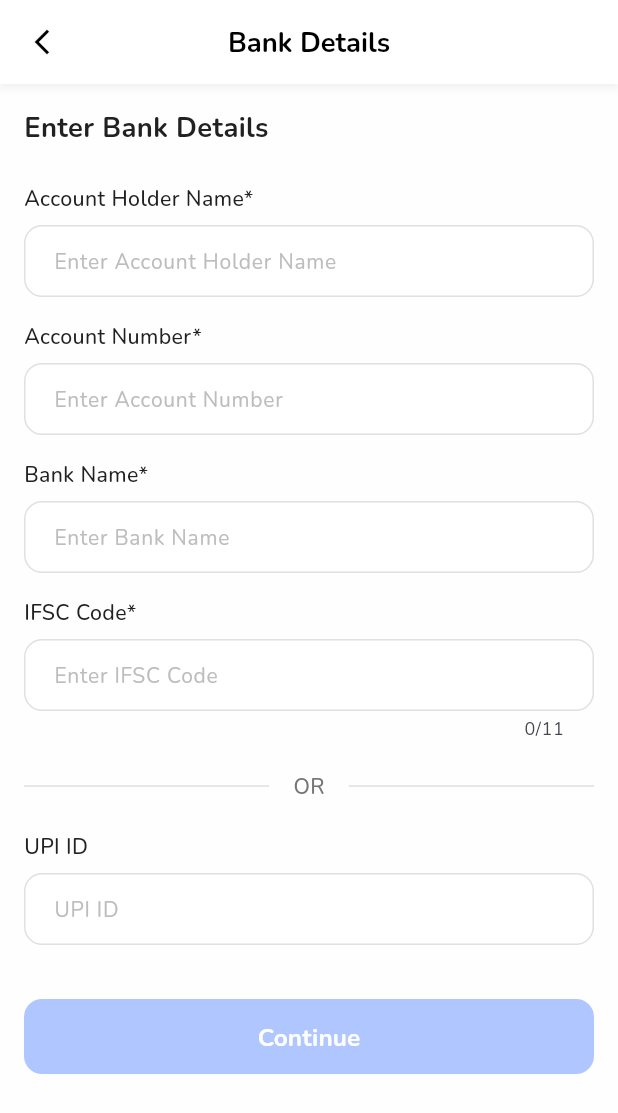
After one commit to sanashajiya/little_hearts, a Flutter app: the BankDetailsScreen screen opened by its route, on a phone screen of 412 x 824 dp. The commit adds this screen. Shown: the top 1113 px of the screen. Run offline on Flutter 3.47's test engine with Material 3 defaults, Android fonts, the phone set to English and light mode, and no system bars; our stand-ins replace dartz, dio, equatable, flutter_bloc, get_it, go_router and 2 more; accounts and stored records are empty.

Commit message:
add bank details screen UI

```diff
--- a/lib/core/router/app_router.dart
+++ b/lib/core/router/app_router.dart
@@ -20,6 +20,8 @@ import '../../features/male/recents/presentation/screens/recharge_screen.dart';
 import '../../features/female/explore/presentation/screens/female_explore_screen.dart';
 import '../../features/female/go_online/presentation/screens/go_online_screen.dart';
 import '../../features/female/credits/presentation/screens/credits_screen.dart';
+import '../../features/female/credits/presentation/screens/pan_verification_screen.dart';
+import '../../features/female/credits/presentation/screens/bank_details_screen.dart';
 
 
 final appRouter = GoRouter(
@@ -148,5 +150,13 @@ final appRouter = GoRouter(
       path: '/female/credits',
       builder: (context, state) => const CreditsScreen(),
     ),
+    GoRoute(
+      path: '/female/pan-verification',
+      builder: (context, state) => const PanVerificationScreen(),
+    ),
+    GoRoute(
+      path: '/female/bank-details',
+      builder: (context, state) => const BankDetailsScreen(),
+    ),
   ],
 );
--- /dev/null
+++ b/lib/features/female/credits/domain/entities/bank_details_data.dart
@@ -0,0 +1,29 @@
+class BankDetailsData {
+  final String? accountHolderName;
+  final String? accountNumber;
+  final String? bankName;
+  final String? ifscCode;
+  final String? upiId;
+
+  const BankDetailsData({
+    this.accountHolderName,
+    this.accountNumber,
+    this.bankName,
+    this.ifscCode,
+    this.upiId,
+  });
+
+  bool get hasBankDetails =>
+      accountHolderName != null &&
+      accountHolderName!.isNotEmpty &&
+      accountNumber != null &&
+      accountNumber!.isNotEmpty &&
+      bankName != null &&
+      bankName!.isNotEmpty &&
+      ifscCode != null &&
+      ifscCode!.isNotEmpty;
+
+  bool get hasUpiId => upiId != null && upiId!.isNotEmpty;
+
+  bool get isValid => hasBankDetails || hasUpiId;
+}
--- /dev/null
+++ b/lib/features/female/credits/presentation/bloc/bank_details_bloc.dart
@@ -0,0 +1,67 @@
+import 'package:flutter_bloc/flutter_bloc.dart';
+import 'bank_details_event.dart';
+import 'bank_details_state.dart';
+
+class BankDetailsBloc extends Bloc<BankDetailsEvent, BankDetailsState> {
+  BankDetailsBloc() : super(const BankDetailsState()) {
+    on<BankDetailsInitialized>(_onInitialized);
+    on<AccountHolderNameChanged>(_onAccountHolderNameChanged);
+    on<AccountNumberChanged>(_onAccountNumberChanged);
+    on<BankNameChanged>(_onBankNameChanged);
+    on<IfscCodeChanged>(_onIfscCodeChanged);
+    on<UpiIdChanged>(_onUpiIdChanged);
+    on<BankDetailsSubmitted>(_onSubmitted);
+  }
+
+  void _onInitialized(
+    BankDetailsInitialized event,
+    Emitter<BankDetailsState> emit,
+  ) {
+    // Initialize state
+  }
+
+  void _onAccountHolderNameChanged(
+    AccountHolderNameChanged event,
+    Emitter<BankDetailsState> emit,
+  ) {
+    emit(state.copyWith(accountHolderName: event.name));
+  }
+
+  void _onAccountNumberChanged(
+    AccountNumberChanged event,
+    Emitter<BankDetailsState> emit,
+  ) {
+    emit(state.copyWith(accountNumber: event.number));
+  }
+
+  void _onBankNameChanged(
+    BankNameChanged event,
+    Emitter<BankDetailsState> emit,
+  ) {
+    emit(state.copyWith(bankName: event.name));
+  }
+
+  void _onIfscCodeChanged(
+    IfscCodeChanged event,
+    Emitter<BankDetailsState> emit,
+  ) {
+    emit(state.copyWith(ifscCode: event.code.toUpperCase()));
+  }
+
+  void _onUpiIdChanged(
+    UpiIdChanged event,
+    Emitter<BankDetailsState> emit,
+  ) {
+    emit(state.copyWith(upiId: event.upiId));
+  }
+
+  void _onSubmitted(
+    BankDetailsSubmitted event,
+    Emitter<BankDetailsState> emit,
+  ) {
+    if (state.canContinue) {
+      emit(state.copyWith(isLoading: true));
+      // TODO: Submit to API
+    }
+  }
+}
--- /dev/null
+++ b/lib/features/female/credits/presentation/bloc/bank_details_event.dart
@@ -0,0 +1,61 @@
+import 'package:equatable/equatable.dart';
+
+abstract class BankDetailsEvent extends Equatable {
+  const BankDetailsEvent();
+
+  @override
+  List<Object?> get props => [];
+}
+
+class BankDetailsInitialized extends BankDetailsEvent {
+  const BankDetailsInitialized();
+}
+
+class AccountHolderNameChanged extends BankDetailsEvent {
+  final String name;
+
+  const AccountHolderNameChanged(this.name);
+
+  @override
+  List<Object?> get props => [name];
+}
+
+class AccountNumberChanged extends BankDetailsEvent {
+  final String number;
+
+  const AccountNumberChanged(this.number);
+
+  @override
+  List<Object?> get props => [number];
+}
+
+class BankNameChanged extends BankDetailsEvent {
+  final String name;
+
+  const BankNameChanged(this.name);
+
+  @override
+  List<Object?> get props => [name];
+}
+
+class IfscCodeChanged extends BankDetailsEvent {
+  final String code;
+
+  const IfscCodeChanged(this.code);
+
+  @override
+  List<Object?> get props => [code];
+}
+
+class UpiIdChanged extends BankDetailsEvent {
+  final String upiId;
+
+  const UpiIdChanged(this.upiId);
+
+  @override
+  List<Object?> get props => [upiId];
+}
+
+class BankDetailsSubmitted extends BankDetailsEvent {
+  const BankDetailsSubmitted();
+}
--- /dev/null
+++ b/lib/features/female/credits/presentation/bloc/bank_details_state.dart
@@ -0,0 +1,57 @@
+import 'package:equatable/equatable.dart';
+
+class BankDetailsState extends Equatable {
+  final String accountHolderName;
+  final String accountNumber;
+  final String bankName;
+  final String ifscCode;
+  final String upiId;
+  final bool isLoading;
+
+  const BankDetailsState({
+    this.accountHolderName = '',
+    this.accountNumber = '',
+    this.bankName = '',
+    this.ifscCode = '',
+    this.upiId = '',
+    this.isLoading = false,
+  });
+
+  bool get hasBankDetails =>
+      accountHolderName.isNotEmpty &&
+      accountNumber.isNotEmpty &&
+      bankName.isNotEmpty &&
+      ifscCode.isNotEmpty;
+
+  bool get hasUpiId => upiId.isNotEmpty;
+
+  bool get canContinue => hasBankDetails || hasUpiId;
+
+  BankDetailsState copyWith({
+    String? accountHolderName,
+    String? accountNumber,
+    String? bankName,
+    String? ifscCode,
+    String? upiId,
+    bool? isLoading,
+  }) {
+    return BankDetailsState(
+      accountHolderName: accountHolderName ?? this.accountHolderName,
+      accountNumber: accountNumber ?? this.accountNumber,
+      bankName: bankName ?? this.bankName,
+      ifscCode: ifscCode ?? this.ifscCode,
+      upiId: upiId ?? this.upiId,
+      isLoading: isLoading ?? this.isLoading,
+    );
+  }
+
+  @override
+  List<Object?> get props => [
+        accountHolderName,
+        accountNumber,
+        bankName,
+        ifscCode,
+        upiId,
+        isLoading,
+      ];
+}
--- /dev/null
+++ b/lib/features/female/credits/presentation/screens/bank_details_screen.dart
@@ -0,0 +1,167 @@
+import 'package:flutter/material.dart';
+import 'package:flutter/services.dart';
+import 'package:flutter_bloc/flutter_bloc.dart';
+import 'package:go_router/go_router.dart';
+
+import '../../../../../core/constants/custom_text.dart';
+import '../../../../../core/cubit/zone_cubit.dart';
+import '../../../../../core/theme/app_colors.dart';
+import '../../../../../core/theme/zone_theme.dart';
+import '../../../go_online/presentation/widgets/female_app_bar.dart';
+import '../bloc/bank_details_bloc.dart';
+import '../bloc/bank_details_event.dart';
+import '../bloc/bank_details_state.dart';
+import '../widgets/custom_text_field.dart';
+import '../widgets/primary_button.dart';
+import '../widgets/section_header.dart';
+
+class BankDetailsScreen extends StatelessWidget {
+  const BankDetailsScreen({super.key});
+
+  @override
+  Widget build(BuildContext context) {
+    final mode = context.watch<ZoneCubit>().state;
+    final zoneTheme = ZoneTheme.fromMode(mode);
+
+    return BlocProvider(
+      create: (_) => BankDetailsBloc()..add(const BankDetailsInitialized()),
+      child: Scaffold(
+        body: SafeArea(
+          child: Column(
+            children: [
+              Material(
+                elevation: 2,
+                color: Colors.white,
+                child: FemaleAppBar(title: 'Bank Details'),
+              ),
+              Expanded(
+                child: Container(
+                   color: Colors.white.withOpacity(0.8),
+                  child: BlocBuilder<BankDetailsBloc, BankDetailsState>(
+                    builder: (context, state) {
+                      return SingleChildScrollView(
+                        child: Column(
+                          crossAxisAlignment: CrossAxisAlignment.start,
+                          children: [
+                            const SectionHeader(title: 'Enter Bank Details'),
+                            CustomTextField(
+                              label: 'Account Holder Name*',
+                              hintText: 'Enter Account Holder Name',
+                              keyboardType: TextInputType.name,
+                              onChanged: (value) {
+                                context.read<BankDetailsBloc>().add(
+                                  AccountHolderNameChanged(value),
+                                );
+                              },
+                            ),
+                            CustomTextField(
+                              label: 'Account Number*',
+                              hintText: 'Enter Account Number',
+                              keyboardType: TextInputType.number,
+                              onChanged: (value) {
+                                context.read<BankDetailsBloc>().add(
+                                  AccountNumberChanged(value),
+                                );
+                              },
+                            ),
+                            CustomTextField(
+                              label: 'Bank Name*',
+                              hintText: 'Enter Bank Name',
+                              keyboardType: TextInputType.text,
+                              onChanged: (value) {
+                                context.read<BankDetailsBloc>().add(
+                                  BankNameChanged(value),
+                                );
+                              },
+                            ),
+                            CustomTextField(
+                              label: 'IFSC Code*',
+                              hintText: 'Enter IFSC Code',
+                              maxLength: 11,
+                              inputFormatters: [
+                                TextInputFormatter.withFunction(
+                                  (oldValue, newValue) => TextEditingValue(
+                                    text: newValue.text.toUpperCase(),
+                                    selection: newValue.selection,
+                                  ),
+                                ),
+                              ],
+                              onChanged: (value) {
+                                context.read<BankDetailsBloc>().add(
+                                  IfscCodeChanged(value),
+                                );
+                              },
+                            ),
+                            const SizedBox(height: 12),
+                            Padding(
+                              padding: const EdgeInsets.symmetric(
+                                horizontal: 16,
+                              ),
+                              child: Row(
+                                children: [
+                                  Expanded(
+                                    child: Divider(
+                                      color: AppColors.borderLight,
+                                      thickness: 1,
+                                    ),
+                                  ),
+                                  Padding(
+                                    padding: const EdgeInsets.symmetric(
+                                      horizontal: 16,
+                                    ),
+                                    child: CustomText(
+                                      text: 'OR',
+                                      fontSize: 14,
+                                      fontWeight: FontWeightType.medium,
+                                      color: AppColors.textSecondary,
+                                    ),
+                                  ),
+                                  Expanded(
+                                    child: Divider(
+                                      color: AppColors.borderLight,
+                                      thickness: 1,
+                                    ),
+                                  ),
+                                ],
+                              ),
+                            ),
+                            const SizedBox(height: 12),
+                            CustomTextField(
+                              label: 'UPI ID',
+                              hintText: 'UPI ID',
+                              keyboardType: TextInputType.text,
+                              onChanged: (value) {
+                                context.read<BankDetailsBloc>().add(
+                                  UpiIdChanged(value),
+                                );
+                              },
+                            ),
+                            const SizedBox(height: 12),
+                            PrimaryButton(
+                              label: 'Continue',
+                              onPressed: state.canContinue
+                                  ? () {
+                                      context.read<BankDetailsBloc>().add(
+                                        const BankDetailsSubmitted(),
+                                      );
+                                      // TODO: Navigate to success or back to credits
+                                      context.pop();
+                                    }
+                                  : null,
+                              isLoading: state.isLoading,
+                            ),
+                            const SizedBox(height: 32),
+                          ],
+                        ),
+                      );
+                    },
+                  ),
+                ),
+              ),
+            ],
+          ),
+        ),
+      ),
+    );
+  }
+}
--- a/lib/features/female/credits/presentation/screens/credits_screen.dart
+++ b/lib/features/female/credits/presentation/screens/credits_screen.dart
@@ -1,5 +1,6 @@
 import 'package:flutter/material.dart';
 import 'package:flutter_bloc/flutter_bloc.dart';
+import 'package:go_router/go_router.dart';
 
 import '../../../../../core/constants/custom_text.dart';
 import '../../../../../core/cubit/zone_cubit.dart';
@@ -165,7 +166,7 @@ class CreditsScreen extends StatelessWidget {
       height: 50,
       child: ElevatedButton(
         onPressed: () {
-          // TODO: Implement withdraw functionality
+          context.push('/female/pan-verification');
         },
         style: ElevatedButton.styleFrom(
           backgroundColor: zoneTheme.primary,
--- /dev/null
+++ b/lib/features/female/credits/presentation/widgets/custom_text_field.dart
@@ -0,0 +1,100 @@
+import 'package:flutter/material.dart';
+import 'package:flutter/services.dart';
+import '../../../../../core/constants/custom_text.dart';
+import '../../../../../core/theme/app_colors.dart';
+
+class CustomTextField extends StatelessWidget {
+  final String? label;
+  final String? hintText;
+  final String? errorText;
+  final TextInputType? keyboardType;
+  final ValueChanged<String>? onChanged;
+  final List<TextInputFormatter>? inputFormatters;
+  final int? maxLength;
+  final bool obscureText;
+  final TextEditingController? controller;
+
+  const CustomTextField({
+    super.key,
+    this.label,
+    this.hintText,
+    this.errorText,
+    this.keyboardType,
+    this.onChanged,
+    this.inputFormatters,
+    this.maxLength,
+    this.obscureText = false,
+    this.controller,
+  });
+
+  @override
+  Widget build(BuildContext context) {
+    return Padding(
+      padding: const EdgeInsets.symmetric(horizontal: 16, vertical: 8),
+      child: Column(
+        crossAxisAlignment: CrossAxisAlignment.start,
+        children: [
+          if (label != null) ...[
+            CustomText(
+              text: label!,
+              fontSize: 14,
+              fontWeight: FontWeightType.medium,
+              color: AppColors.textPrimary,
+            ),
+            const SizedBox(height: 8),
+          ],
+          TextField(
+            controller: controller,
+            keyboardType: keyboardType,
+            onChanged: onChanged,
+            inputFormatters: inputFormatters,
+            maxLength: maxLength,
+            obscureText: obscureText,
+            decoration: InputDecoration(
+              hintText: hintText,
+              hintStyle: const TextStyle(
+                color: AppColors.textHint,
+                fontSize: 14,
+              ),
+              errorText: errorText,
+              filled: true,
+              fillColor: AppColors.white,
+              border: OutlineInputBorder(
+                borderRadius: BorderRadius.circular(12),
+                borderSide: BorderSide(
+                  color: errorText != null ? AppColors.error : AppColors.borderLight,
+                  width: 1,
+                ),
+              ),
+              enabledBorder: OutlineInputBorder(
+                borderRadius: BorderRadius.circular(12),
+                borderSide: BorderSide(
+                  color: errorText != null ? AppColors.error : AppColors.borderLight,
+                  width: 1,
+                ),
+              ),
+              focusedBorder: OutlineInputBorder(
+                borderRadius: BorderRadius.circular(12),
+                borderSide: const BorderSide(
+                  color: AppColors.primary,
+                  width: 2,
+                ),
+              ),
+              errorBorder: OutlineInputBorder(
+                borderRadius: BorderRadius.circular(12),
+                borderSide: const BorderSide(
+                  color: AppColors.error,
+                  width: 1,
+                ),
+              ),
+              contentPadding: const EdgeInsets.symmetric(
+                horizontal: 16,
+                vertical: 12,
+              ),
+            ),
+          ),
+        ],
+      ),
+    );
+  }
+}
--- /dev/null
+++ b/lib/features/female/credits/presentation/widgets/primary_button.dart
@@ -0,0 +1,56 @@
+import 'package:flutter/material.dart';
+import 'package:flutter_bloc/flutter_bloc.dart';
+import '../../../../../core/constants/custom_text.dart';
+import '../../../../../core/cubit/zone_cubit.dart';
+import '../../../../../core/theme/zone_theme.dart';
+
+class PrimaryButton extends StatelessWidget {
+  final String label;
+  final VoidCallback? onPressed;
+  final bool isLoading;
+
+  const PrimaryButton({
+    super.key,
+    required this.label,
+    this.onPressed,
+    this.isLoading = false,
+  });
+
+  @override
+  Widget build(BuildContext context) {
+    final mode = context.watch<ZoneCubit>().state;
+    final zoneTheme = ZoneTheme.fromMode(mode);
+
+    return Container(
+      margin: const EdgeInsets.symmetric(horizontal: 16, vertical: 16),
+      width: double.infinity,
+      height: 50,
+      child: ElevatedButton(
+        onPressed: isLoading ? null : onPressed,
+        style: ElevatedButton.styleFrom(
+          backgroundColor: zoneTheme.primary,
+          disabledBackgroundColor: zoneTheme.primary.withOpacity(0.5),
+          shape: RoundedRectangleBorder(
+            borderRadius: BorderRadius.circular(12),
+          ),
+          elevation: 4,
+        ),
+        child: isLoading
+            ? const SizedBox(
+                width: 20,
+                height: 20,
+                child: CircularProgressIndicator(
+                  strokeWidth: 2,
+                  valueColor: AlwaysStoppedAnimation<Color>(Colors.white),
+                ),
+              )
+            : CustomText(
+                text: label,
+                fontSize: 16,
+                fontWeight: FontWeightType.bold,
+                color: Colors.white,
+              ),
+      ),
+    );
+  }
+}
--- /dev/null
+++ b/lib/features/female/credits/presentation/widgets/section_header.dart
@@ -0,0 +1,25 @@
+import 'package:flutter/material.dart';
+import '../../../../../core/constants/custom_text.dart';
+import '../../../../../core/theme/app_colors.dart';
+
+class SectionHeader extends StatelessWidget {
+  final String title;
+
+  const SectionHeader({
+    super.key,
+    required this.title,
+  });
+
+  @override
+  Widget build(BuildContext context) {
+    return Padding(
+      padding: const EdgeInsets.symmetric(horizontal: 16, vertical: 16),
+      child: CustomText(
+        text: title,
+        fontSize: 18,
+        fontWeight: FontWeightType.bold,
+        color: AppColors.textPrimary,
+      ),
+    );
+  }
+}
--- a/lib/features/female/go_online/presentation/widgets/female_app_bar.dart
+++ b/lib/features/female/go_online/presentation/widgets/female_app_bar.dart
@@ -18,17 +18,17 @@ class FemaleAppBar extends StatelessWidget implements PreferredSizeWidget {
   @override
   Widget build(BuildContext context) {
     return AppBar(
-      backgroundColor: Colors.transparent,
+      backgroundColor: Colors.white,
       elevation: 0,
       leading: IconButton(
-        icon: const Icon(Icons.arrow_back_ios_new, color: Colors.white, size: 20),
+        icon: const Icon(Icons.arrow_back_ios_new, color: Colors.black, size: 20),
         onPressed: onBack ?? () => context.pop(),
       ),
       title: CustomText(
         text: title,
         fontSize: 18,
         fontWeight: FontWeightType.bold,
-        color: Colors.white,
+        color: Colors.black,
       ),
       centerTitle: true,
     );
--- a/pubspec.yaml
+++ b/pubspec.yaml
@@ -42,6 +42,7 @@ dependencies:
   intl: ^0.19.0
   logger: ^2.4.0
   google_fonts: ^6.3.2
+  image_picker: ^1.0.7
 
 dev_dependencies:
   flutter_test:
```
Also changed, not shown: pubspec.lock.
